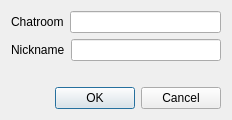
Before: the Qt Designer form Swift/QtUI/QtJoinMUCDialog.ui in swift/swift, drawn with Qt 5.
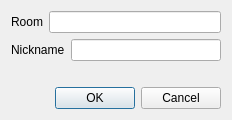
After: the same form once the commit is applied.

Commit message:
Use 'room' to refer to MUCs.
Resolves: #338

Diff of the .ui file:
```diff
--- a/Swift/QtUI/QtJoinMUCDialog.ui
+++ b/Swift/QtUI/QtJoinMUCDialog.ui
@@ -19,7 +19,7 @@
      <item>
       <widget class="QLabel" name="label">
        <property name="text">
-        <string>Chatroom</string>
+        <string>Room</string>
        </property>
       </widget>
      </item>
```
Left out of the diff: 2 changed lines with no effect on the pictures. The commit also changes 2 other files.
